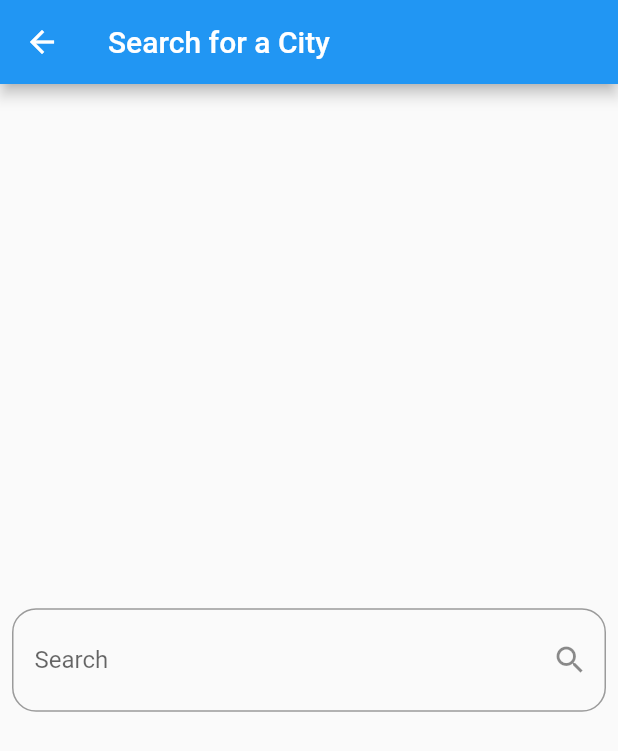
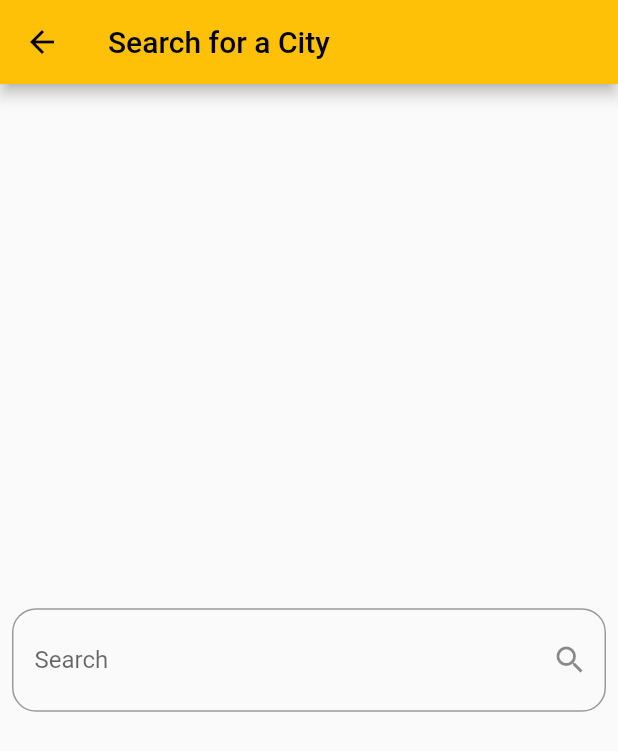
Before and after one commit to OmarAmeer96/Weather-App, a Flutter app: the screen it shows after launch, after a tap on the "search" icon, on a phone screen of 412 x 824 dp. Shown: the top 751 px of the screen. Run offline on Flutter 3.47's test engine with Material 2 defaults, Android fonts, the phone set to English and light mode, and no system bars.

Commit message:
11th Commit

```diff
--- a/lib/main.dart
+++ b/lib/main.dart
@@ -17,9 +17,12 @@ class WeatherApp extends StatelessWidget {
       create: (context) {
         return WeatherProvider();
       },
-      child: const MaterialApp(
+      child: MaterialApp(
+        theme: ThemeData(
+          primarySwatch: Colors.amber,
+        ),
         debugShowCheckedModeBanner: false,
-        home: HomeScreen(),
+        home: const HomeScreen(),
       ),
     );
   }
--- a/lib/models/weather_model.dart
+++ b/lib/models/weather_model.dart
@@ -1,9 +1,12 @@
+import 'package:flutter/material.dart';
+
 class WeatherModel {
   String date;
   double temp;
   double maxTemp;
   double minTemp;
   String weatherStateName;
+  String image;
 
   WeatherModel({
     required this.date,
@@ -11,6 +14,7 @@ class WeatherModel {
     required this.maxTemp,
     required this.minTemp,
     required this.weatherStateName,
+    required this.image,
   });
 
   // Factory constructor ==> returns Object.
@@ -23,12 +27,13 @@ class WeatherModel {
       maxTemp: jsonData['maxtemp_c'],
       minTemp: jsonData['mintemp_c'],
       weatherStateName: data['current']['condition']['text'],
+      image: data['current']['condition']['icon'],
     );
   }
 
   String? getImage() {
     if (weatherStateName == 'Sunny') {
-      return 'assets/images/clear.png';
+      return 'assets/images/day/113.png';
     }
   }
 }
--- a/lib/screens/home_screen.dart
+++ b/lib/screens/home_screen.dart
@@ -64,7 +64,6 @@ class _HomeScreenState extends State<HomeScreen> {
               ),
             )
           : Container(
-              color: Colors.orange,
               child: Column(
                 mainAxisAlignment: MainAxisAlignment.center,
                 children: [
@@ -88,7 +87,14 @@ class _HomeScreenState extends State<HomeScreen> {
                   Row(
                     mainAxisAlignment: MainAxisAlignment.spaceEvenly,
                     children: [
-                      Image.asset('assets/images/clear.png'),
+                      Image.network(
+                        'https:${weatherData!.image}',
+                        errorBuilder: (BuildContext context, Object exception,
+                            StackTrace? stackTrace) {
+                          // Display a placeholder image or error message
+                          return const Icon(Icons.error);
+                        },
+                      ),
                       Text(
                         '${weatherData!.temp.toInt()}',
                         style: const TextStyle(
@@ -102,13 +108,13 @@ class _HomeScreenState extends State<HomeScreen> {
                           Text(
                             'Max Temp = ${weatherData!.maxTemp.toInt()}',
                             style: const TextStyle(
-                              fontSize: 17,
+                              fontSize: 14,
                             ),
                           ),
                           Text(
                             'Min Temp  = ${weatherData!.minTemp.toInt()}',
                             style: const TextStyle(
-                              fontSize: 17,
+                              fontSize: 14,
                             ),
                           ),
                         ],
--- a/pubspec.yaml
+++ b/pubspec.yaml
@@ -62,7 +62,8 @@ flutter:
 
   # To add assets to your application, add an assets section, like this:
   assets:
-    - assets/images/
+    - assets/images/day/
+    - assets/images/night/
 
   # An image asset can refer to one or more resolution-specific "variants", see
   # https://flutter.dev/assets-and-images/#resolution-aware
```
